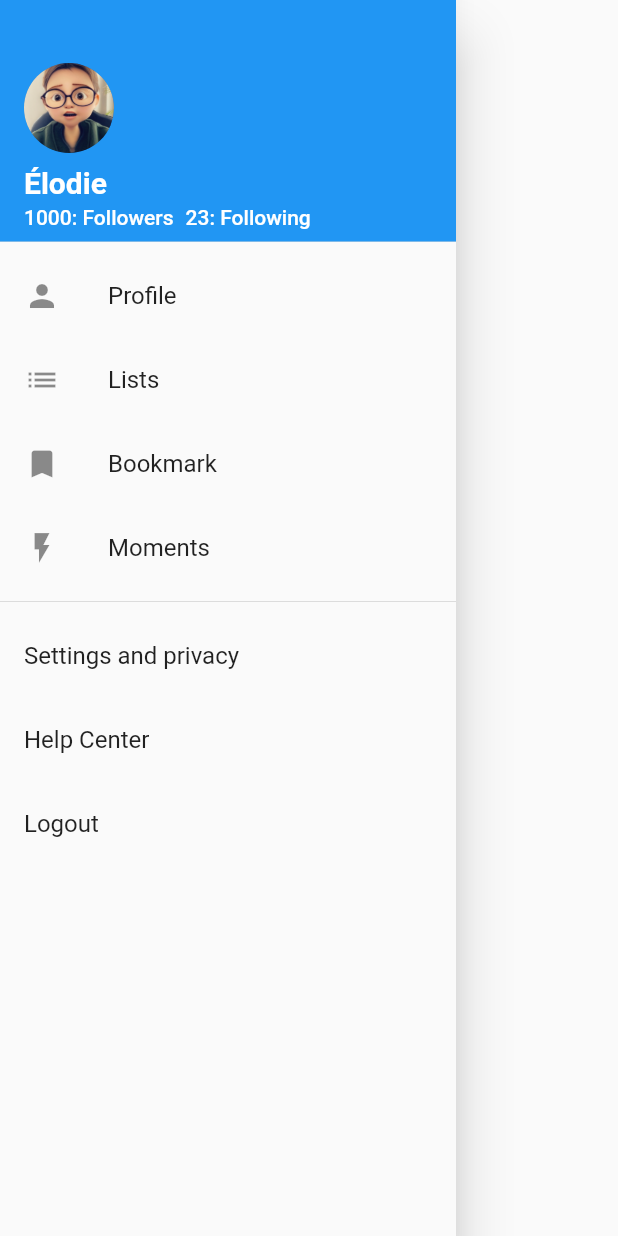
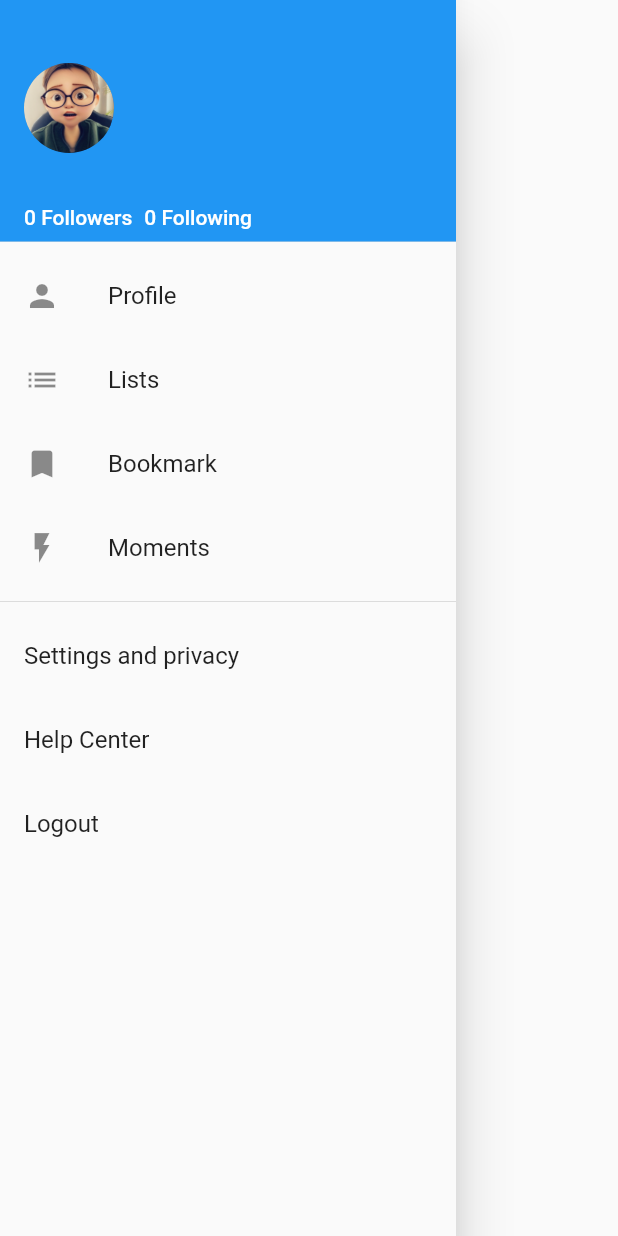
Before and after one commit to elodieriou/holbertonschool-twitter_clone, a Flutter app: the SideBarMenu widget shown alone on an empty page, opened directly, on a phone screen of 412 x 824 dp. Run offline on Flutter 3.47's test engine with Material 2 defaults, Android fonts, the phone set to English and light mode, and no system bars; our stand-ins replace cloud_firestore, firebase_auth, firebase_core; accounts and stored records are empty; network calls fail.

Commit message:
5. Current User

```diff
--- a/twitter/lib/providers/auth_state.dart
+++ b/twitter/lib/providers/auth_state.dart
@@ -30,8 +30,8 @@ class Auth extends ChangeNotifier {
           key: authResult.user!.uid,
           userID: authResult.user!.uid,
           email: email,
-          userName: name,
-          displayName: '',
+          userName: '',
+          displayName: name,
           imageUrl: '',
           followers: 0,
           following: 0,
@@ -99,4 +99,24 @@ class Auth extends ChangeNotifier {
       // Handle error if necessary
     }
   }
+
+  Future<User> getCurrentUserModel() async {
+    try {
+      final currentUser = auth.currentUser;
+      if (currentUser != null) {
+        final userData = await usersRef.doc(currentUser.uid).get();
+        if (userData.exists) {
+          final user = userData.data()!;
+          return user;
+        } else {
+          throw Exception('User data not found');
+        }
+      } else {
+        throw Exception('User not authenticated');
+      }
+    } catch (error) {
+      throw Exception('Error fetching user data: $error');
+    }
+  }
+
 }
--- a/twitter/lib/widgets/side_bar_menu.dart
+++ b/twitter/lib/widgets/side_bar_menu.dart
@@ -3,6 +3,7 @@ import 'package:flutter/material.dart';
 import 'package:provider/provider.dart';
 import 'package:twitter/providers/auth_state.dart';
 import 'package:twitter/screens/signin_screen.dart';
+import 'package:twitter/models/user.dart';
 
 class SideBarMenu extends StatefulWidget {
   const SideBarMenu({Key? key}) : super(key: key);
@@ -12,13 +13,20 @@ class SideBarMenu extends StatefulWidget {
 }
 
 class _SideBarMenuState extends State<SideBarMenu> {
-  // Placeholder data, will be fetched from backend later
-  final String _username = 'Élodie';
-  final int _followerCount = 1000;
-  final int _followingCount = 23;
+  User? _currentUser;
+
 
   @override
   Widget build(BuildContext context) {
+    final auth = Provider.of<Auth>(context, listen: false);
+    auth.getCurrentUserModel().then((user) {
+      if (mounted) {
+        setState(() {
+          _currentUser = user;
+        });
+      }
+    });
+
     return Drawer(
       child: ListView(
         padding: EdgeInsets.zero,
@@ -37,7 +45,7 @@ class _SideBarMenuState extends State<SideBarMenu> {
                 ),
                 const SizedBox(height: 8),
                 Text(
-                  _username,
+                  _currentUser?.displayName ?? '',
                   style: const TextStyle(
                     color: Colors.white,
                     fontSize: 20,
@@ -49,7 +57,7 @@ class _SideBarMenuState extends State<SideBarMenu> {
                   child: Row(
                     children: [
                       Text(
-                        '$_followerCount: Followers',
+                        '${_currentUser?.followers ?? 0} Followers',
                         style: const TextStyle(
                           color: Colors.white,
                           fontSize: 14,
@@ -57,7 +65,7 @@ class _SideBarMenuState extends State<SideBarMenu> {
                       ),
                       const SizedBox(width: 8), // Add spacing between the two Text widgets
                       Text(
-                        '$_followingCount: Following',
+                        '${_currentUser?.following ?? 0} Following',
                         style: const TextStyle(
                           color: Colors.white,
                           fontSize: 14,
--- a/twitter/pubspec.yaml
+++ b/twitter/pubspec.yaml
@@ -64,6 +64,7 @@ flutter:
   #   - images/a_dot_ham.jpeg
   assets:
     - assets/avatar.jpg
+    - assets/twitter_logo.png
 
   # An image asset can refer to one or more resolution-specific "variants", see
   # https://flutter.dev/assets-and-images/#resolution-aware
```
Also changed, not shown: twitter/lib/assets/post_data.dart (+6 -6 lines), twitter/lib/assets/user_data.dart (+7 -14 lines), twitter/lib/screens/signin_screen.dart (+2 -5 lines), twitter/lib/screens/signup_screen.dart (+2 -5 lines), twitter/assets/Mario.png (added), twitter/assets/twitter_logo.png (added).
